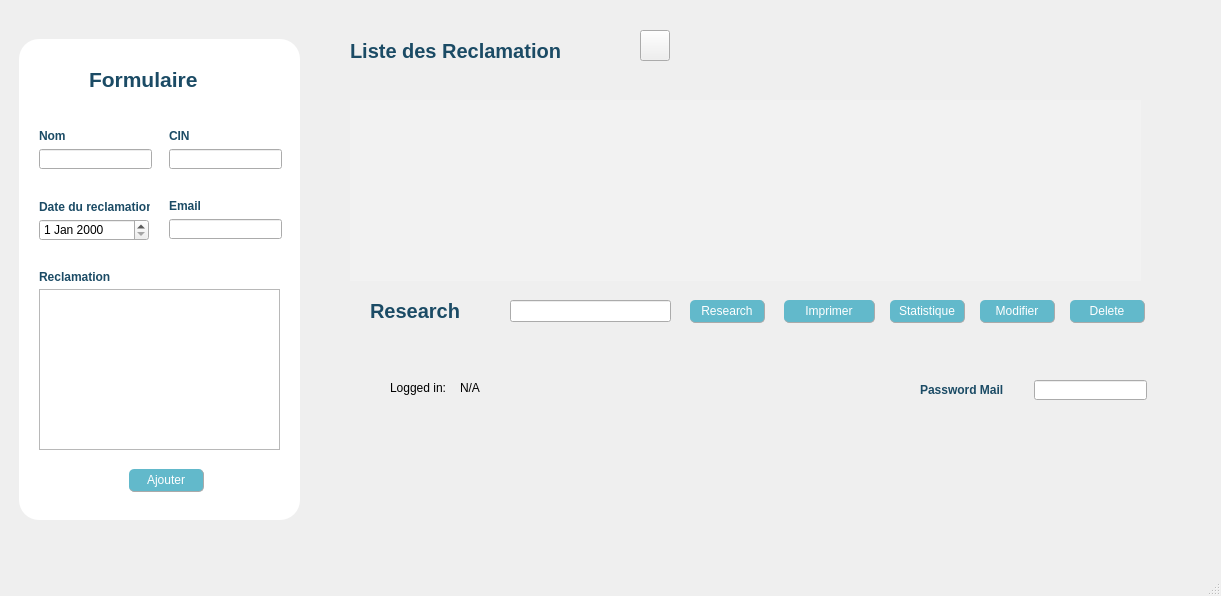
Above: reclamation.ui from rania321/DesktopApp before the change. Below: the same form after it.
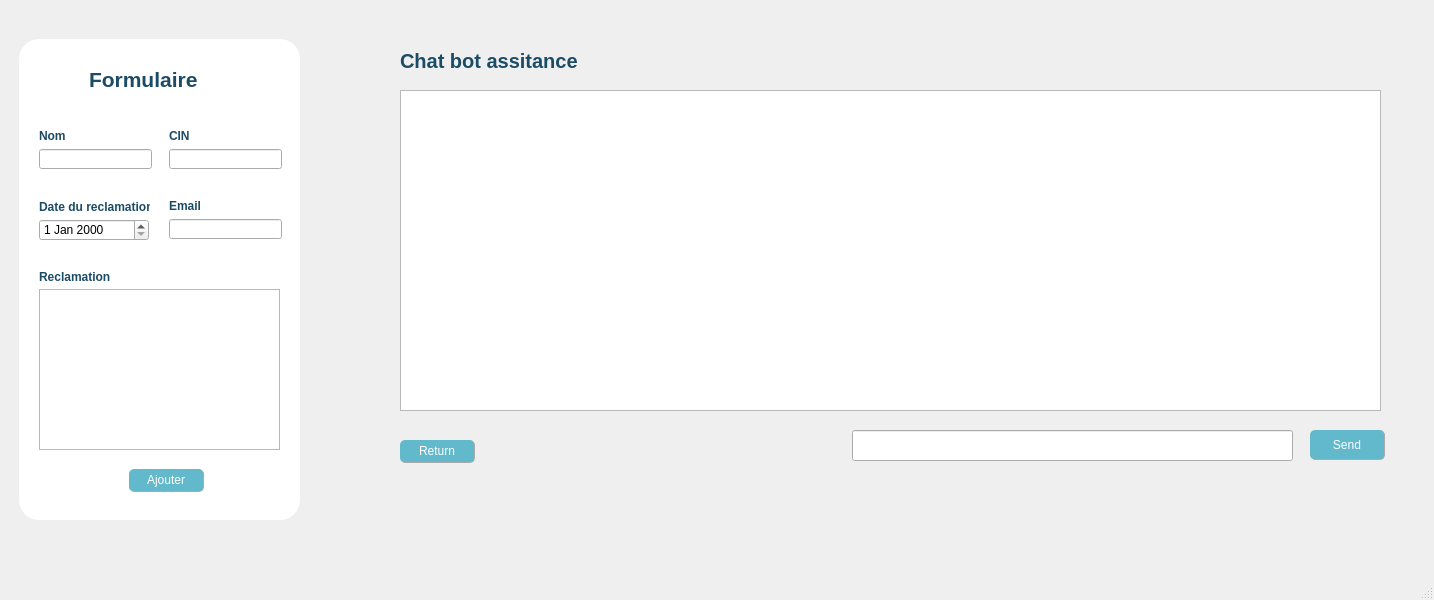
That is the form after the change. The open tabs and pages were chosen to show the change. Icons and pictures are not drawn.

Diff of the .ui file:
```diff
--- a/reclamation.ui
+++ b/reclamation.ui
@@ -6,8 +6,8 @@
    <rect>
     <x>0</x>
     <y>0</y>
-    <width>1221</width>
-    <height>596</height>
+    <width>1434</width>
+    <height>600</height>
    </rect>
   </property>
   <property name="windowTitle">
@@ -615,9 +615,9 @@
    <widget class="QStackedWidget" name="stackedWidget_2">
     <property name="geometry">
      <rect>
-      <x>340</x>
+      <x>360</x>
       <y>20</y>
-      <width>841</width>
+      <width>1061</width>
       <height>481</height>
      </rect>
     </property>
@@ -628,7 +628,7 @@
      <widget class="QPushButton" name="reclamation_delete">
       <property name="geometry">
        <rect>
-        <x>730</x>
+        <x>930</x>
         <y>280</y>
         <width>75</width>
         <height>23</height>
@@ -667,7 +667,7 @@
        <rect>
         <x>10</x>
         <y>80</y>
-        <width>791</width>
+        <width>1011</width>
         <height>181</height>
        </rect>
       </property>
@@ -839,7 +839,7 @@
      <widget class="QPushButton" name="reclamation_modifier_show">
       <property name="geometry">
        <rect>
-        <x>640</x>
+        <x>840</x>
         <y>280</y>
         <width>75</width>
         <height>23</height>
@@ -896,7 +896,7 @@
      <widget class="QPushButton" name="reclamation_modifier_show_5">
       <property name="geometry">
        <rect>
-        <x>550</x>
+        <x>750</x>
         <y>280</y>
         <width>75</width>
         <height>23</height>
@@ -939,7 +939,7 @@
      <widget class="QPushButton" name="reclamation_modifier_show_6">
       <property name="geometry">
        <rect>
-        <x>444</x>
+        <x>644</x>
         <y>280</y>
         <width>91</width>
         <height>23</height>
@@ -976,8 +976,8 @@
      <widget class="QLineEdit" name="password">
       <property name="geometry">
        <rect>
-        <x>694</x>
-        <y>360</y>
+        <x>650</x>
+        <y>450</y>
         <width>113</width>
         <height>20</height>
        </rect>
@@ -992,8 +992,8 @@
      <widget class="QLabel" name="label_8">
       <property name="geometry">
        <rect>
-        <x>580</x>
-        <y>360</y>
+        <x>536</x>
+        <y>450</y>
         <width>101</width>
         <height>20</height>
        </rect>
@@ -1113,6 +1113,118 @@
       </property>
      </widget>
     </widget>
+    <widget class="QWidget" name="page_5">
+     <widget class="QLabel" name="label_12">
+      <property name="geometry">
+       <rect>
+        <x>40</x>
+        <y>20</y>
+        <width>351</width>
+        <height>41</height>
+       </rect>
+      </property>
+      <property name="font">
+       <font>
+        <pointsize>15</pointsize>
+        <weight>75</weight>
+        <bold>true</bold>
+        <underline>false</underline>
+       </font>
+      </property>
+      <property name="styleSheet">
+       <string notr="true">color: rgb(27, 75, 101);</string>
+      </property>
+      <property name="text">
+       <string>Chat bot assitance</string>
+      </property>
+     </widget>
+     <widget class="QPushButton" name="reclamation_modifier_show_3">
+      <property name="geometry">
+       <rect>
+        <x>40</x>
+        <y>420</y>
+        <width>75</width>
+        <height>23</height>
+       </rect>
+      </property>
+      <property name="styleSheet">
+       <string notr="true">QPushButton{
+	border-radius:5px;
+   border-right:1px solid #aaaaaa;
+	border-bottom:1px solid #aaaaaa;
+}
+QPushButton:enabled{
+background-color: rgb(98, 185, 203);
+	color: rgb(255, 255, 255);
+}
+QPushButton:pressed{
+	background-color: rgb(190, 233, 231);
+	color: rgb(255, 255, 255);
+	border-radius:5px;
+}
+QPushButton:disabled{
+background-color: #aaaaaa;
+	color: rgb(255, 255, 255);
+}</string>
+      </property>
+      <property name="text">
+       <string>Return</string>
+      </property>
+     </widget>
+     <widget class="QPushButton" name="reclamation_modifier_show_4">
+      <property name="geometry">
+       <rect>
+        <x>950</x>
+        <y>410</y>
+        <width>75</width>
+        <height>30</height>
+       </rect>
+      </property>
+      <property name="styleSheet">
+       <string notr="true">QPushButton{
+	border-radius:5px;
+   border-right:1px solid #aaaaaa;
+	border-bottom:1px solid #aaaaaa;
+}
+QPushButton:enabled{
+background-color: rgb(98, 185, 203);
+	color: rgb(255, 255, 255);
+}
+QPushButton:pressed{
+	background-color: rgb(190, 233, 231);
+	color: rgb(255, 255, 255);
+	border-radius:5px;
+}
+QPushButton:disabled{
+background-color: #aaaaaa;
+	color: rgb(255, 255, 255);
+}</string>
+      </property>
+      <property name="text">
+       <string>Send</string>
+      </property>
+     </widget>
+     <widget class="QLineEdit" name="lineEdit_2">
+      <property name="geometry">
+       <rect>
+        <x>492</x>
+        <y>410</y>
+        <width>441</width>
+        <height>31</height>
+       </rect>
+      </property>
+     </widget>
+     <widget class="QTextEdit" name="textEdit">
+      <property name="geometry">
+       <rect>
+        <x>40</x>
+        <y>70</y>
+        <width>981</width>
+        <height>321</height>
+       </rect>
+      </property>
+     </widget>
+    </widget>
    </widget>
   </widget>
   <widget class="QMenuBar" name="menubar">
```
Left out of the diff: 49 changed lines with no effect on the pictures.
